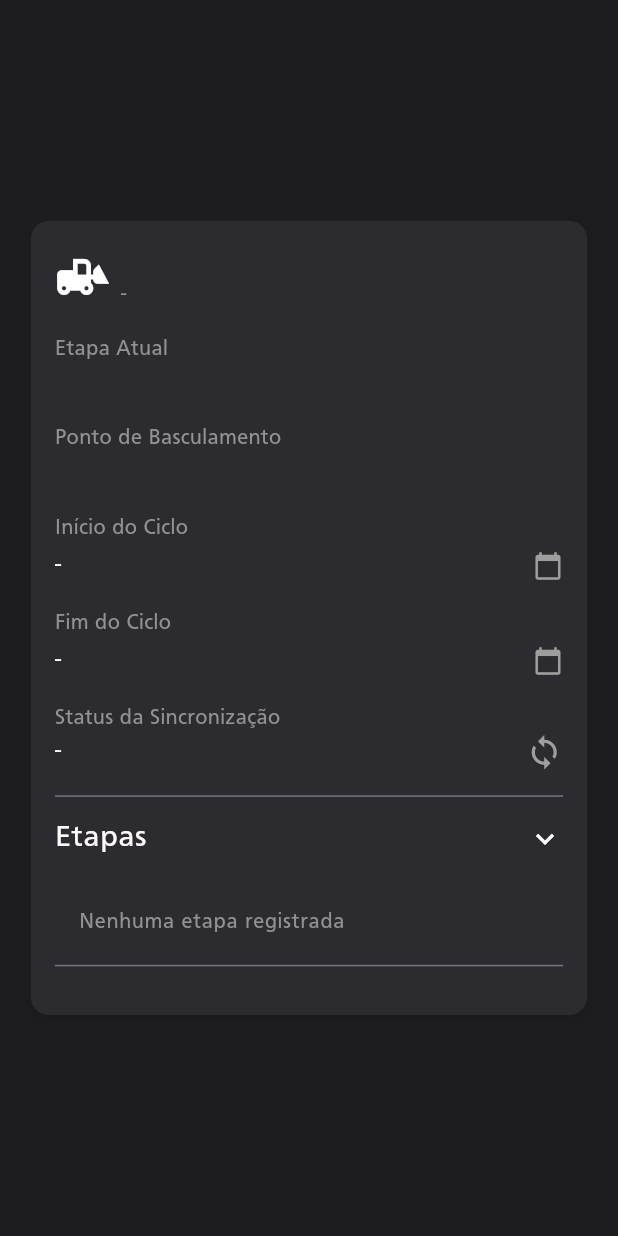
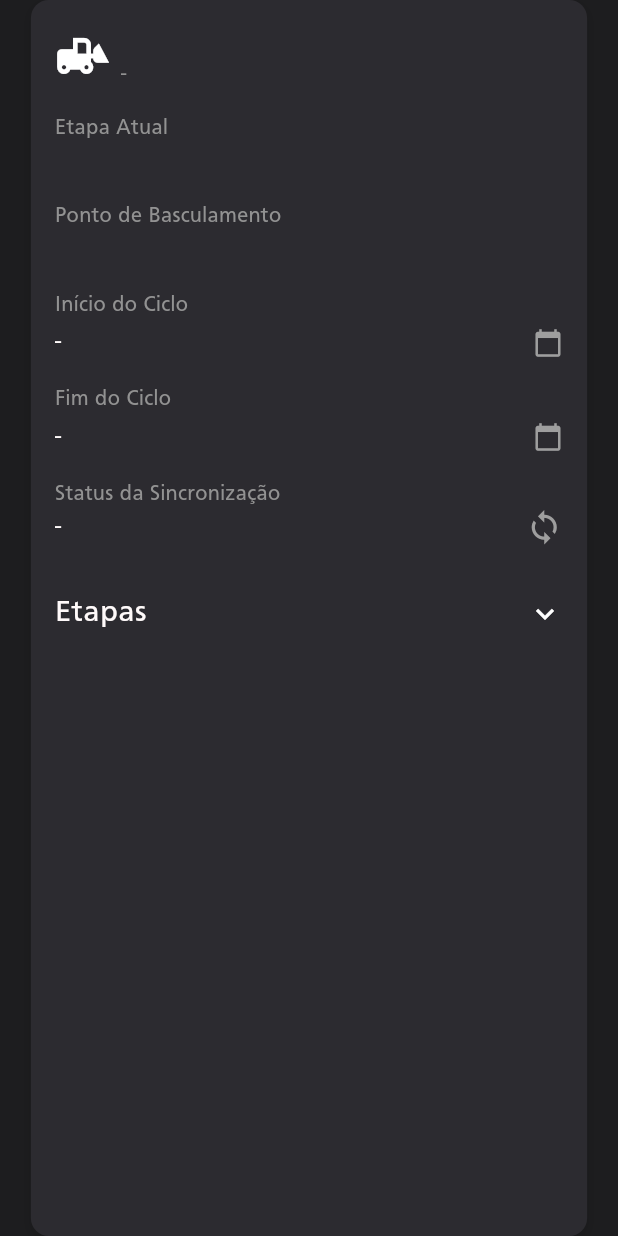
Before and after one commit to wesleydevsouza/desafio_mobile, a Flutter app: the SimulacaoCard widget shown alone on an empty page, opened directly with empty values, on a phone screen of 412 x 824 dp. Run offline on Flutter 3.47's test engine with Material 3 defaults, Android fonts, the phone set to English and light mode, and no system bars; our stand-ins replace shared_preferences; accounts and stored records are empty.

Commit message:
fix: correcao na logica das etapas

```diff
--- a/lib/viewmodels/simulacao_viewmodel.dart
+++ b/lib/viewmodels/simulacao_viewmodel.dart
@@ -1,8 +1,8 @@
 import 'dart:convert';
-import 'package:desafio_mobile/models/ciclo_transporte_model.dart';
-import 'package:desafio_mobile/models/leitura_sensor_model.dart';
 import 'package:flutter/services.dart';
 import 'package:flutter/foundation.dart';
+import '../models/leitura_sensor_model.dart';
+import '../models/ciclo_transporte_model.dart';
 import '../services/arquivo_service.dart';
 
 class SimulacaoViewModel extends ChangeNotifier {
@@ -10,6 +10,7 @@ class SimulacaoViewModel extends ChangeNotifier {
   final List<CicloTransporte> _ciclos = [];
   int _indiceAtual = -1;
   CicloTransporte? _cicloAtual;
+  CicloTransporte? _ultimoCicloFinalizado;
   final _arquivoService = ArquivoService();
 
   String get etapaAtual => _etapaAtual;
@@ -21,6 +22,7 @@ class SimulacaoViewModel extends ChangeNotifier {
           : null;
 
   CicloTransporte? get cicloAtual => _cicloAtual;
+  CicloTransporte? get ultimoCicloFinalizado => _ultimoCicloFinalizado;
 
   double get velocidadeKmH =>
       leituraAtual != null ? leituraAtual!.gps.velocidade * 3.6 : 0;
@@ -47,7 +49,6 @@ class SimulacaoViewModel extends ChangeNotifier {
     _indiceAtual++;
     final leitura = _leituras[_indiceAtual];
     _determinarEtapa(leitura);
-
     notifyListeners();
   }
 
@@ -107,8 +108,6 @@ class SimulacaoViewModel extends ChangeNotifier {
       case 'Transito Vazio':
         _etapaAtual = "Transito Vazio";
         break;
-      default:
-        break;
     }
 
     if (_etapaAtual == "Fila Carregamento" && _cicloAtual == null) {
@@ -131,6 +130,7 @@ class SimulacaoViewModel extends ChangeNotifier {
     if (_etapaAtual == "Transito Vazio" && _cicloAtual != null) {
       _cicloAtual!.dataFim = leitura.dataHora;
       _ciclos.add(_cicloAtual!);
+      _ultimoCicloFinalizado = _cicloAtual;
       _cicloAtual = null;
     }
   }
--- a/lib/widgets/simulacao_card.dart
+++ b/lib/widgets/simulacao_card.dart
@@ -1,5 +1,4 @@
 import 'package:desafio_mobile/constants/styling.dart';
-import 'package:desafio_mobile/widgets/default_button.dart';
 import 'package:flutter/material.dart';
 import '../../constants/size_config.dart';
 
@@ -49,6 +48,9 @@ class SimulacaoCard extends StatelessWidget {
 
   @override
   Widget build(BuildContext context) {
+    final isParado = velocidade.startsWith('0');
+    final corVelocidade = isParado ? Colors.orange : Colors.green;
+
     return Center(
       child: Container(
         width: SizeConfig.widthMultiplier * 90,
@@ -66,7 +68,6 @@ class SimulacaoCard extends StatelessWidget {
           ],
         ),
         child: Column(
-          mainAxisSize: MainAxisSize.min,
           crossAxisAlignment: CrossAxisAlignment.start,
           children: [
             Row(
@@ -74,27 +75,18 @@ class SimulacaoCard extends StatelessWidget {
               children: [
                 Row(
                   children: [
-                    const Padding(
-                      padding: EdgeInsets.only(right: 8.0),
-                      child: Icon(
-                        Icons.front_loader,
-                        size: 36,
-                        color: Colors.white,
-                      ),
-                    ),
+                    const Icon(Icons.front_loader,
+                        size: 36, color: Colors.white),
+                    const SizedBox(width: 8),
                     Column(
                       crossAxisAlignment: CrossAxisAlignment.start,
                       children: [
-                        Text(
-                          equipamentoCarga,
-                          style: AppTheme.textoGeral,
-                        ),
+                        Text(equipamentoCarga, style: AppTheme.textoGeral),
                         SizedBox(
                           width: SizeConfig.widthMultiplier * 50,
                           child: Text(
                             cicloId ?? '-',
                             maxLines: 3,
-                            softWrap: true,
                             overflow: TextOverflow.ellipsis,
                             style: AppTheme.subTitulo,
                           ),
@@ -106,89 +98,58 @@ class SimulacaoCard extends StatelessWidget {
                 Text(
                   velocidade,
                   style: AppTheme.textoGeral.copyWith(
-                      color: Colors.green, fontWeight: FontWeight.w600),
+                    color: corVelocidade,
+                    fontWeight: FontWeight.w600,
+                  ),
                 ),
               ],
             ),
-            SizedBox(height: SizeConfig.heightMultiplier * 2),
-            const Text(
-              'Etapa Atual',
-              style: AppTheme.subTitulo,
-            ),
-            Text(
-              etapaAtual,
-              style: AppTheme.textoGeral,
-            ),
-            SizedBox(height: SizeConfig.heightMultiplier * 2),
-            const Text(
-              'Ponto de Basculamento',
-              style: AppTheme.subTitulo,
-            ),
-            Text(
-              pontoBasculamento,
-              style: AppTheme.textoGeral,
-            ),
-            SizedBox(height: SizeConfig.heightMultiplier * 2),
-            const Text(
-              'Início do Ciclo',
-              style: AppTheme.subTitulo,
-            ),
+            const SizedBox(height: 16),
+            const Text('Etapa Atual', style: AppTheme.subTitulo),
+            Text(etapaAtual, style: AppTheme.textoGeral),
+            const SizedBox(height: 16),
+            const Text('Ponto de Basculamento', style: AppTheme.subTitulo),
+            Text(pontoBasculamento, style: AppTheme.textoGeral),
+            const SizedBox(height: 16),
+            const Text('Início do Ciclo', style: AppTheme.subTitulo),
             const SizedBox(height: 4),
             Row(
               mainAxisAlignment: MainAxisAlignment.spaceBetween,
               children: [
-                Text(
-                  _formatDateTime(dataInicio),
-                  style: AppTheme.textoGeral,
-                ),
+                Text(_formatDateTime(dataInicio), style: AppTheme.textoGeral),
                 const Icon(Icons.calendar_today, size: 20, color: Colors.grey),
               ],
             ),
-            SizedBox(height: SizeConfig.heightMultiplier * 2),
-            const Text(
-              'Fim do Ciclo',
-              style: AppTheme.subTitulo,
-            ),
+            const SizedBox(height: 16),
+            const Text('Fim do Ciclo', style: AppTheme.subTitulo),
             const SizedBox(height: 4),
             Row(
               mainAxisAlignment: MainAxisAlignment.spaceBetween,
               children: [
-                Text(
-                  _formatDateTime(dataFim),
-                  style: AppTheme.textoGeral,
-                ),
+                Text(_formatDateTime(dataFim), style: AppTheme.textoGeral),
                 const Icon(Icons.calendar_today, size: 20, color: Colors.grey),
               ],
             ),
-            SizedBox(height: SizeConfig.heightMultiplier * 2),
-            const Text(
-              'Status da Sincronização',
-              style: AppTheme.subTitulo,
-            ),
+            const SizedBox(height: 16),
+            const Text('Status da Sincronização', style: AppTheme.subTitulo),
             Row(
               mainAxisAlignment: MainAxisAlignment.spaceBetween,
               children: [
-                Text(
-                  statusSincronizacao ?? '-',
-                  style: AppTheme.textoGeral,
-                ),
+                Text(statusSincronizacao ?? '-', style: AppTheme.textoGeral),
                 const Icon(Icons.sync, size: 25, color: Colors.grey),
               ],
             ),
-            SizedBox(height: SizeConfig.heightMultiplier * 2),
+            const SizedBox(height: 16),
             ExpansionTile(
-              initiallyExpanded: true,
               iconColor: Colors.white,
+              collapsedIconColor: Colors.white,
               tilePadding: EdgeInsets.zero,
               title: Text(
                 'Etapas',
                 style: AppTheme.textoGeral.copyWith(fontSize: 20),
               ),
-              trailing: const Icon(
-                Icons.expand_more,
-                size: 24,
-                color: Colors.white,
-              ),
+              trailing:
+                  const Icon(Icons.expand_more, size: 24, color: Colors.white),
               children: [
                 if (etapas != null && etapas!.isNotEmpty)
                   ...etapas!.map((etapa) => Column(
@@ -212,7 +173,6 @@ class SimulacaoCard extends StatelessWidget {
                   ),
               ],
             ),
-            SizedBox(height: SizeConfig.heightMultiplier * 2),
           ],
         ),
       ),
```
Also changed, not shown: lib/constants/background.dart (deleted, +0 -42 lines), lib/constants/routes.dart (+0 -9 lines), lib/views/mock.dart (deleted, +0 -180 lines), lib/views/simulacao_view.dart (+3 -14 lines), 1 other file.
